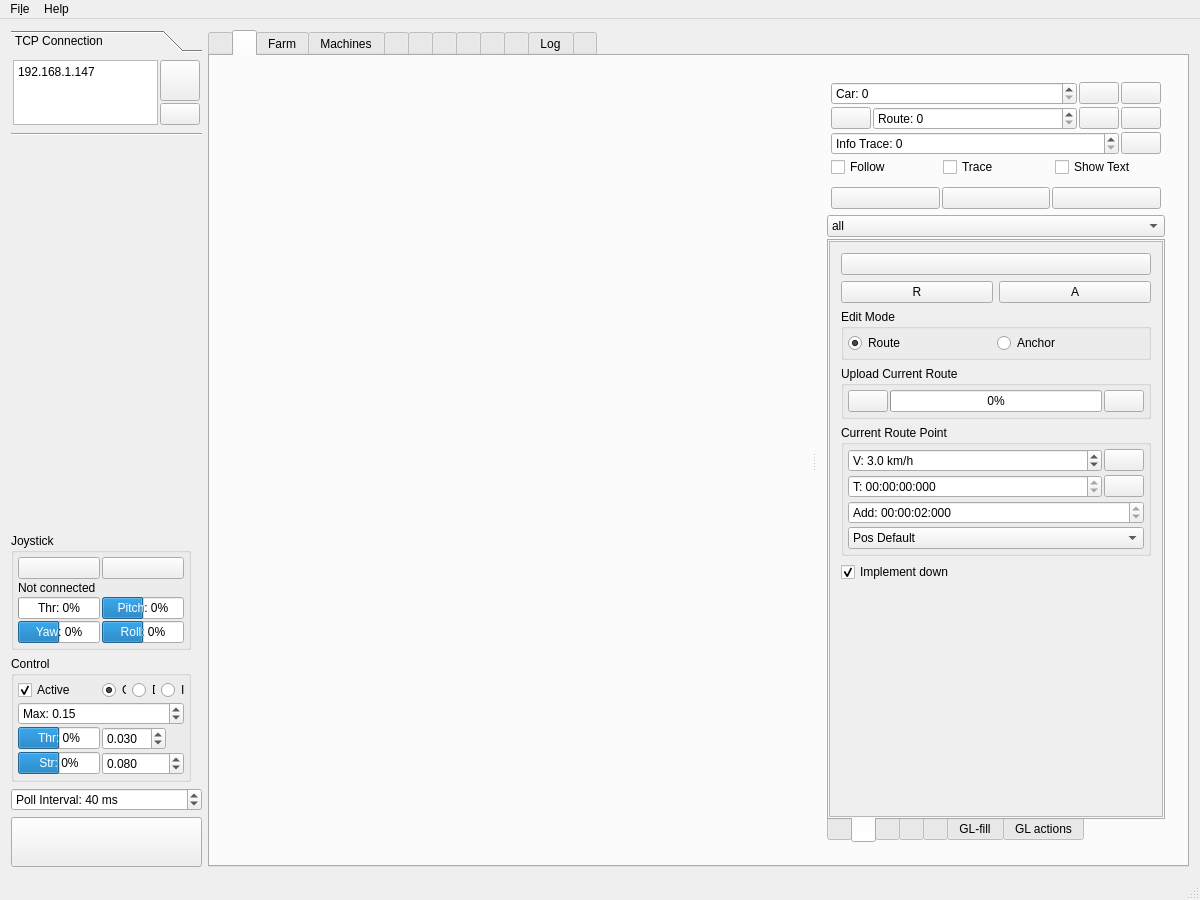
This is Linux/RControlStation/mainwindow.ui in GunnarLarssonSLU/rise_sdvp as Qt 5 draws it before an edit. The edited form follows.
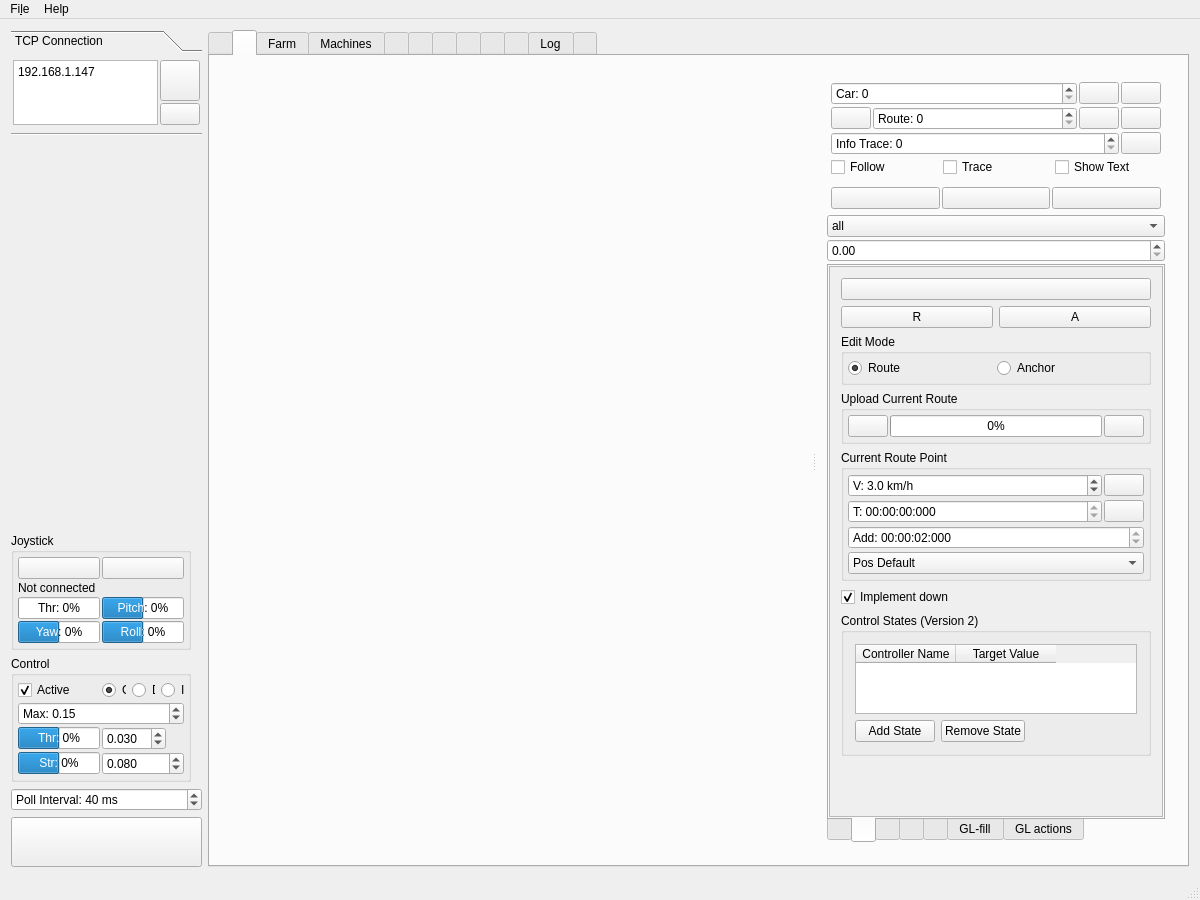
This is the edited form. The open tabs and pages were chosen to show the change. Icons and pictures are not drawn. Custom widgets are drawn as their Qt base class.

Commit message:
Remove empty third column from control states table
- Reduced column count from 3 to 2
- Removed unused third column
- Table now shows only Controller Name and Target Value columns

This cleans up the table layout.

```diff
--- a/Linux/RControlStation/mainwindow.ui
+++ b/Linux/RControlStation/mainwindow.ui
@@ -915,6 +915,9 @@
               </item>
              </widget>
             </item>
+            <item>
+             <widget class="QDoubleSpinBox" name="targetvalueSpinBox"/>
+            </item>
             <item>
              <widget class="QTabWidget" name="tabWidget_2">
               <property name="toolTip">
@@ -1245,8 +1248,8 @@
                     <rect>
                      <x>0</x>
                      <y>0</y>
-                     <width>199</width>
-                     <height>388</height>
+                     <width>392</width>
+                     <height>541</height>
                     </rect>
                    </property>
                    <layout class="QVBoxLayout" name="verticalLayout_23">
@@ -1543,6 +1546,91 @@
                       </property>
                      </widget>
                     </item>
+                    <item>
+                     <widget class="QGroupBox" name="controlStatesGroupBox">
+                      <property name="sizePolicy">
+                       <sizepolicy hsizetype="Preferred" vsizetype="Preferred">
+                        <horstretch>0</horstretch>
+                        <verstretch>1</verstretch>
+                       </sizepolicy>
+                      </property>
+                      <property name="title">
+                       <string>Control States (Version 2)</string>
+                      </property>
+                      <layout class="QVBoxLayout" name="verticalLayout_controlStates">
+                       <item>
+                        <widget class="QTableWidget" name="controlStatesTable">
+                         <property name="sizePolicy">
+                          <sizepolicy hsizetype="Expanding" vsizetype="Expanding">
+                           <horstretch>0</horstretch>
+                           <verstretch>1</verstretch>
+                          </sizepolicy>
+                         </property>
+                         <property name="toolTip">
+                          <string>Define control states for the current route point</string>
+                         </property>
+                         <property name="rowCount">
+                          <number>0</number>
+                         </property>
+                         <property name="columnCount">
+                          <number>2</number>
+                         </property>
+                         <attribute name="horizontalHeaderDefaultSectionSize">
+                          <number>100</number>
+                         </attribute>
+                         <column>
+                          <property name="text">
+                           <string>Controller Name</string>
+                          </property>
+                         </column>
+                         <column>
+                          <property name="text">
+                           <string>Target Value</string>
+                          </property>
+                         </column>
+
+                        </widget>
+                       </item>
+                       <item>
+                        <layout class="QHBoxLayout" name="horizontalLayout_controlStatesButtons">
+                         <item>
+                          <widget class="QPushButton" name="addControlStateButton">
+                           <property name="toolTip">
+                            <string>Add a new control state</string>
+                           </property>
+                           <property name="text">
+                            <string>Add State</string>
+                           </property>
+                          </widget>
+                         </item>
+                         <item>
+                          <widget class="QPushButton" name="removeControlStateButton">
+                           <property name="toolTip">
+                            <string>Remove selected control state</string>
+                           </property>
+                           <property name="text">
+                            <string>Remove State</string>
+                           </property>
+                          </widget>
+                         </item>
+                         <item>
+                          <spacer name="horizontalSpacer_controlStates">
+                           <property name="orientation">
+                            <enum>Qt::Orientation::Horizontal</enum>
+                           </property>
+                           <property name="sizeHint" stdset="0">
+                            <size>
+                             <width>40</width>
+                             <height>20</height>
+                            </size>
+                           </property>
+                          </spacer>
+                         </item>
+                        </layout>
+                       </item>
+                      </layout>
+                     </widget>
+                    </item>
                     <item>
                      <spacer name="verticalSpacer_4">
                       <property name="orientation">
```
Left out of the diff: 12 changed lines with no effect on the pictures.
